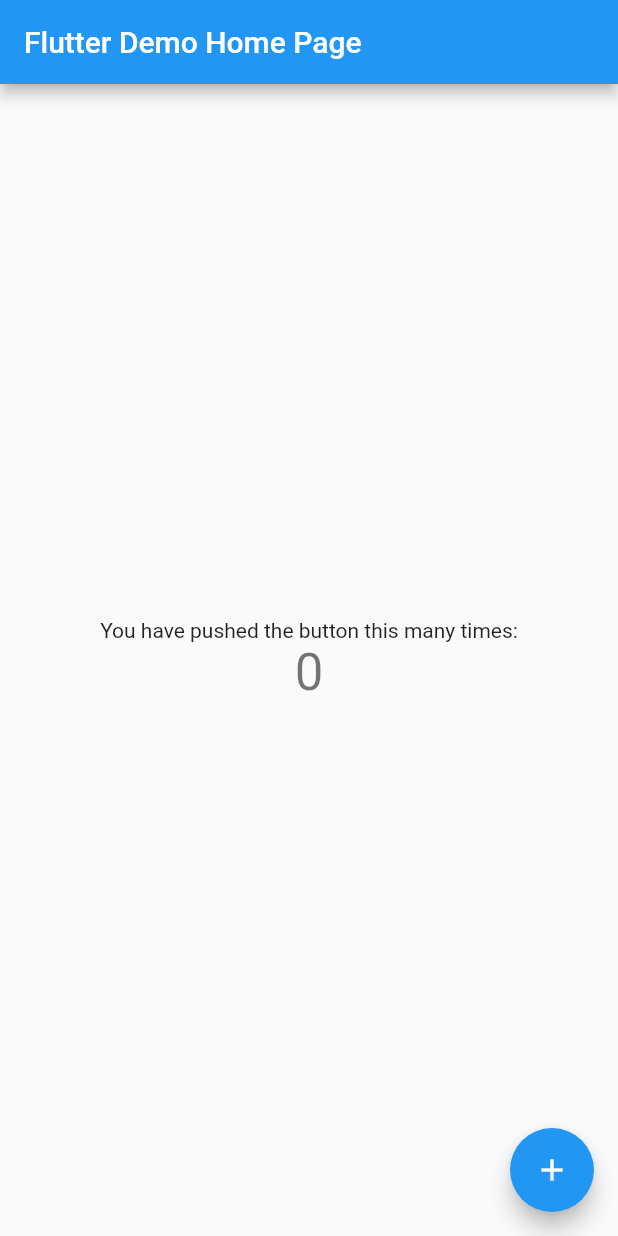
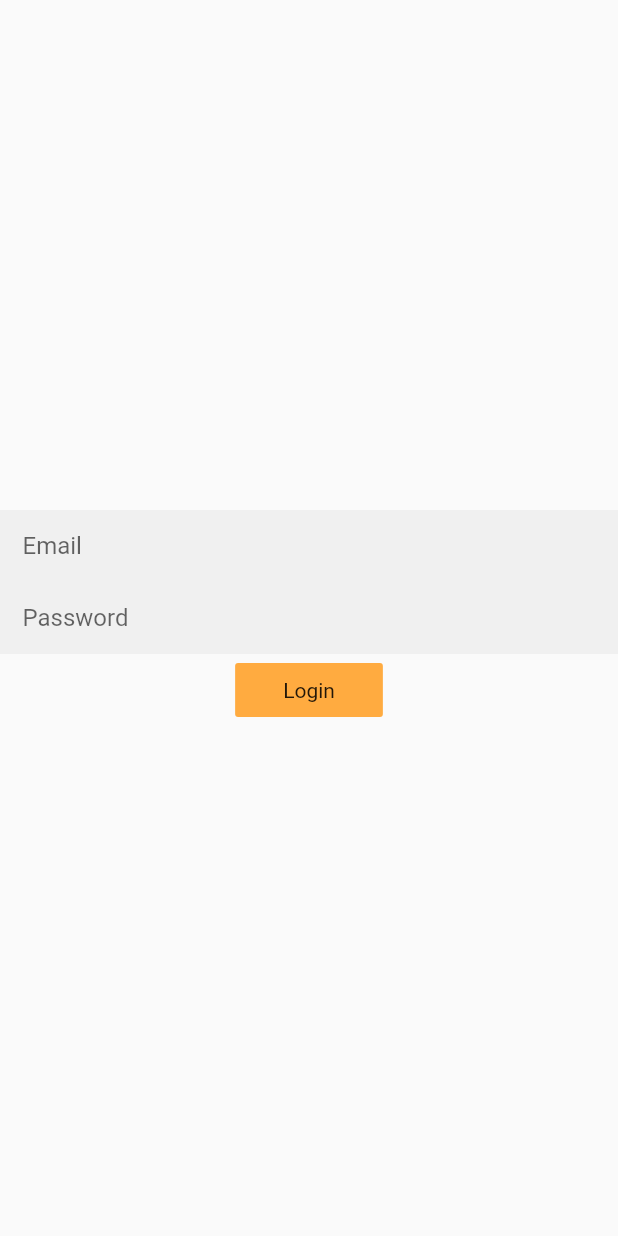
Before and after one commit to thecherrie/flutter_chat_app, a Flutter app: the screen it shows after launch, on a phone screen of 412 x 824 dp. Run offline on Flutter 3.47's test engine with Material 2 defaults, Android fonts, the phone set to English and light mode, and no system bars; our stand-ins replace cloud_firestore, firebase_auth; accounts and stored records are empty.

```diff
--- a/lib/main.dart
+++ b/lib/main.dart
@@ -1,111 +1,28 @@
 import 'package:flutter/material.dart';
+import 'package:flutterchatapp/pages/welcome_screen.dart';
 
-void main() => runApp(MyApp());
+void main() => runApp(FlutterChat());
 
-class MyApp extends StatelessWidget {
-  // This widget is the root of your application.
+class FlutterChat extends StatelessWidget {
   @override
   Widget build(BuildContext context) {
     return MaterialApp(
-      title: 'Flutter Demo',
       theme: ThemeData(
-        // This is the theme of your application.
-        //
-        // Try running your application with "flutter run". You'll see the
-        // application has a blue toolbar. Then, without quitting the app, try
-        // changing the primarySwatch below to Colors.green and then invoke
-        // "hot reload" (press "r" in the console where you ran "flutter run",
-        // or simply save your changes to "hot reload" in a Flutter IDE).
-        // Notice that the counter didn't reset back to zero; the application
-        // is not restarted.
-        primarySwatch: Colors.blue,
+        inputDecorationTheme: InputDecorationTheme(
+          filled: true,
+          border: InputBorder.none,
+          focusedBorder: InputBorder.none,
+          enabledBorder: InputBorder.none,
+          errorBorder: InputBorder.none,
+          disabledBorder: InputBorder.none,
+          contentPadding:
+          EdgeInsets.only(left: 15, bottom: 11, top: 11, right: 15),
+        )
       ),
-      home: MyHomePage(title: 'Flutter Demo Home Page'),
+      initialRoute: WelcomeScreen.id,
+      routes: {
+        WelcomeScreen.id: (context) => WelcomeScreen(),
+      },
     );
   }
 }
-
-class MyHomePage extends StatefulWidget {
-  MyHomePage({Key key, this.title}) : super(key: key);
-
-  // This widget is the home page of your application. It is stateful, meaning
-  // that it has a State object (defined below) that contains fields that affect
-  // how it looks.
-
-  // This class is the configuration for the state. It holds the values (in this
-  // case the title) provided by the parent (in this case the App widget) and
-  // used by the build method of the State. Fields in a Widget subclass are
-  // always marked "final".
-
-  final String title;
-
-  @override
-  _MyHomePageState createState() => _MyHomePageState();
-}
-
-class _MyHomePageState extends State<MyHomePage> {
-  int _counter = 0;
-
-  void _incrementCounter() {
-    setState(() {
-      // This call to setState tells the Flutter framework that something has
-      // changed in this State, which causes it to rerun the build method below
-      // so that the display can reflect the updated values. If we changed
-      // _counter without calling setState(), then the build method would not be
-      // called again, and so nothing would appear to happen.
-      _counter++;
-    });
-  }
-
-  @override
-  Widget build(BuildContext context) {
-    // This method is rerun every time setState is called, for instance as done
-    // by the _incrementCounter method above.
-    //
-    // The Flutter framework has been optimized to make rerunning build methods
-    // fast, so that you can just rebuild anything that needs updating rather
-    // than having to individually change instances of widgets.
-    return Scaffold(
-      appBar: AppBar(
-        // Here we take the value from the MyHomePage object that was created by
-        // the App.build method, and use it to set our appbar title.
-        title: Text(widget.title),
-      ),
-      body: Center(
-        // Center is a layout widget. It takes a single child and positions it
-        // in the middle of the parent.
-        child: Column(
-          // Column is also a layout widget. It takes a list of children and
-          // arranges them vertically. By default, it sizes itself to fit its
-          // children horizontally, and tries to be as tall as its parent.
-          //
-          // Invoke "debug painting" (press "p" in the console, choose the
-          // "Toggle Debug Paint" action from the Flutter Inspector in Android
-          // Studio, or the "Toggle Debug Paint" command in Visual Studio Code)
-          // to see the wireframe for each widget.
-          //
-          // Column has various properties to control how it sizes itself and
-          // how it positions its children. Here we use mainAxisAlignment to
-          // center the children vertically; the main axis here is the vertical
-          // axis because Columns are vertical (the cross axis would be
-          // horizontal).
-          mainAxisAlignment: MainAxisAlignment.center,
-          children: <Widget>[
-            Text(
-              'You have pushed the button this many times:',
-            ),
-            Text(
-              '$_counter',
-              style: Theme.of(context).textTheme.display1,
-            ),
-          ],
-        ),
-      ),
-      floatingActionButton: FloatingActionButton(
-        onPressed: _incrementCounter,
-        tooltip: 'Increment',
-        child: Icon(Icons.add),
-      ), // This trailing comma makes auto-formatting nicer for build methods.
-    );
-  }
-}
--- /dev/null
+++ b/lib/pages/welcome_screen.dart
@@ -0,0 +1,92 @@
+import 'package:cloud_firestore/cloud_firestore.dart';
+import 'package:firebase_auth/firebase_auth.dart';
+import 'package:flutter/material.dart';
+
+class WelcomeScreen extends StatefulWidget {
+  static String id = 'welcome_screen';
+
+  @override
+  _WelcomeScreenState createState() => _WelcomeScreenState();
+}
+
+class _WelcomeScreenState extends State<WelcomeScreen> {
+
+  Firestore _firestore = Firestore.instance;
+  FirebaseAuth _auth = FirebaseAuth.instance;
+
+  final _formKey = GlobalKey<FormState>();
+
+  String email;
+  String password;
+
+  @override
+  Widget build(BuildContext context) {
+    return Scaffold(
+      body: Form(
+        key: _formKey,
+        child: Center(
+          child: Column(
+            mainAxisAlignment: MainAxisAlignment.center,
+            children: <Widget>[
+              TextFormField(
+                keyboardType: TextInputType.emailAddress,
+                decoration: InputDecoration(
+                  hintText: "Email",
+                ),
+                onChanged: (value) {
+                  email = value;
+                },
+                validator: (value) {
+                  if(value.isEmpty){
+                    return 'Enter an email address';
+                  }else{
+                    return null;
+                  }
+                }
+              ),
+              TextFormField(
+                onChanged: (value) {
+                  password = value;
+                },
+                obscureText: true,
+                decoration: InputDecoration(
+                  hintText: "Password",
+                  focusColor: Colors.orange,
+                ),
+                validator: (value) {
+                  if(value.isEmpty){
+                    return 'Enter an password';
+                  }else{
+                    return null;
+                  }
+                }
+              ),
+              MaterialButton(
+                color: Colors.orangeAccent,
+                elevation: 0,
+                hoverElevation: 0,
+                highlightElevation: 0,
+                child: Padding(
+                  padding: const EdgeInsets.symmetric(horizontal: 16.0, vertical: 4.0),
+                  child: Text('Login',
+                  style: TextStyle(
+                    fontWeight: FontWeight.w400
+                  ),),
+                ),
+                onPressed: () async {
+                  if(_formKey.currentState.validate()) {
+                    try{
+                      await _auth.signInWithEmailAndPassword(email: email, password: password);
+                    }catch(e){
+                      print(e);
+                    }
+                  }
+                },
+              ),
+            ],
+          ),
+        ),
+      ),
+    );
+  }
+}
--- a/pubspec.yaml
+++ b/pubspec.yaml
@@ -23,6 +23,9 @@ dependencies:
   # The following adds the Cupertino Icons font to your application.
   # Use with the CupertinoIcons class for iOS style icons.
   cupertino_icons: ^0.1.2
+  firebase_core: ^0.4.4+3
+  cloud_firestore: ^0.13.5
+  firebase_auth: ^0.16.0
 
 dev_dependencies:
   flutter_test:
```
Also changed, not shown: pubspec.lock, 3 other files.
